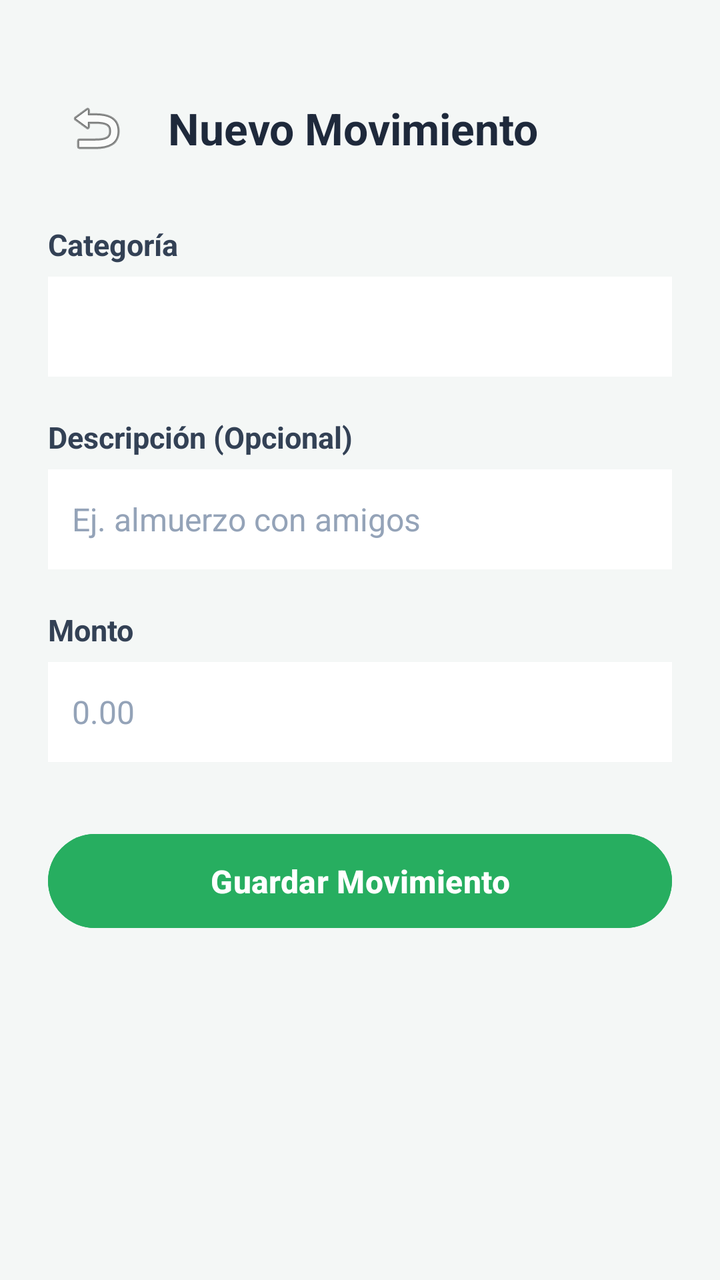
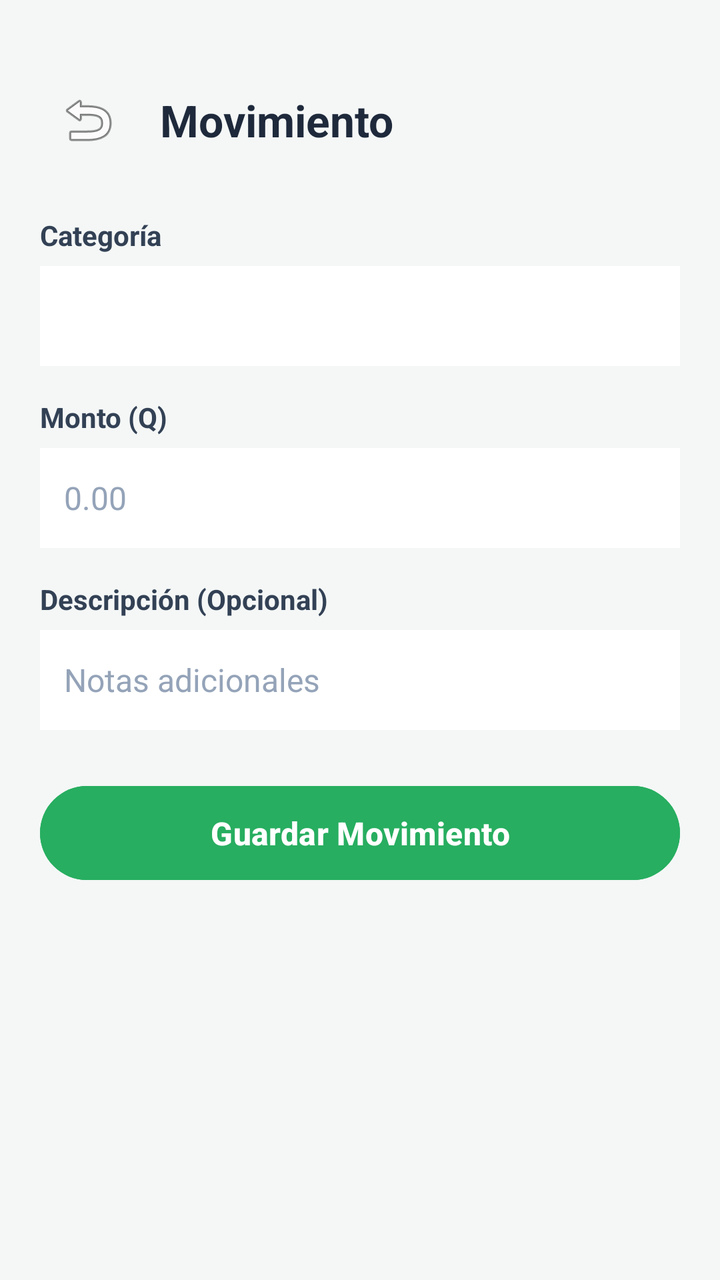

The first picture is an Android layout as it rendered before a commit; the second is the same layout after the commit. The layout source and the unified diff follow.
<!-- AndroidManifest.xml: application theme Theme.AppFinanzas -->
<!-- res/layout/activity_formulario_movimiento.xml -->
<?xml version="1.0" encoding="utf-8"?>
<LinearLayout xmlns:android="http://schemas.android.com/apk/res/android"
    android:layout_width="match_parent"
    android:layout_height="match_parent"
    android:orientation="vertical"
    android:padding="24dp"
    android:background="#F4F7F6">

    
    <LinearLayout
        android:layout_width="match_parent"
        android:layout_height="wrap_content"
        android:orientation="horizontal"
        android:gravity="center_vertical"
        android:layout_marginBottom="24dp"
        android:layout_marginTop="16dp">

        <ImageButton
            android:id="@+id/btnRegresar"
            android:layout_width="48dp"
            android:layout_height="48dp"
            android:background="?attr/selectableItemBackgroundBorderless"
            android:src="@android:drawable/ic_menu_revert"
            android:contentDescription="Regresar" />

        <TextView
            android:id="@+id/tvTituloFormulario"
            android:layout_width="wrap_content"
            android:layout_height="wrap_content"
            android:text="Nuevo Movimiento"
            android:textSize="22sp"
            android:textStyle="bold"
            android:textColor="#1E293B"
            android:layout_marginStart="12dp"/>
    </LinearLayout>

    
    <TextView
        android:layout_width="wrap_content"
        android:layout_height="wrap_content"
        android:text="Categoría"
        android:textSize="15sp"
        android:textStyle="bold"
        android:textColor="#334155"
        android:layout_marginBottom="6dp"/>

    <Spinner
        android:id="@+id/spinnerCategoria"
        android:layout_width="match_parent"
        android:layout_height="50dp"
        android:background="#FFFFFF"
        android:layout_marginBottom="20dp"/>

    
    <TextView
        android:layout_width="wrap_content"
        android:layout_height="wrap_content"
        android:text="Descripción (Opcional)"
        android:textSize="15sp"
        android:textStyle="bold"
        android:textColor="#334155"
        android:layout_marginBottom="6dp"/>

    <EditText
        android:id="@+id/etConcepto"
        android:layout_width="match_parent"
        android:layout_height="50dp"
        android:background="#FFFFFF"
        android:paddingHorizontal="12dp"
        android:hint="Ej. almuerzo con amigos"
        android:textColor="#1E293B"
        android:textColorHint="#94A3B8"
        android:textSize="16sp"
        android:layout_marginBottom="20dp"/>

    
    <TextView
        android:layout_width="wrap_content"
        android:layout_height="wrap_content"
        android:text="Monto"
        android:textSize="15sp"
        android:textStyle="bold"
        android:textColor="#334155"
        android:layout_marginBottom="6dp"/>

    <EditText
        android:id="@+id/etMonto"
        android:layout_width="match_parent"
        android:layout_height="50dp"
        android:background="#FFFFFF"
        android:paddingHorizontal="12dp"
        android:hint="0.00"
        android:inputType="numberDecimal"
        android:textColor="#1E293B"
        android:textColorHint="#94A3B8"
        android:textSize="16sp"
        android:layout_marginBottom="32dp"/>

    <Button
        android:id="@+id/btnGuardar"
        android:layout_width="match_parent"
        android:layout_height="55dp"
        android:text="Guardar Movimiento"
        android:backgroundTint="#27AE60"
        android:textColor="#FFFFFF"
        android:textSize="16sp"
        android:textStyle="bold"/>
</LinearLayout>
<!-- resources referenced by this layout -->
<resources>
  <style name="Theme.AppFinanzas" parent="Base.Theme.AppFinanzas" />
  <style name="Base.Theme.AppFinanzas" parent="Theme.Material3.DayNight.NoActionBar">
          
          
      </style>
</resources>

<!-- the commit's change to res/layout/activity_formulario_movimiento.xml (unified diff, before → after) -->
@@ -3,7 +3,7 @@
     android:layout_width="match_parent"
     android:layout_height="match_parent"
     android:orientation="vertical"
-    android:padding="24dp"
+    android:padding="20dp"
     android:background="#F4F7F6">
 
     
@@ -16,7 +16,7 @@
         android:layout_marginTop="16dp">
 
         <ImageButton
-            android:id="@+id/btnRegresar"
+            android:id="@+id/btnRegresarFormulario"
             android:layout_width="48dp"
             android:layout_height="48dp"
             android:background="?attr/selectableItemBackgroundBorderless"
@@ -27,7 +27,7 @@
             android:id="@+id/tvTituloFormulario"
             android:layout_width="wrap_content"
             android:layout_height="wrap_content"
-            android:text="Nuevo Movimiento"
+            android:text="Movimiento"
             android:textSize="22sp"
             android:textStyle="bold"
             android:textColor="#1E293B"
@@ -39,7 +39,7 @@
         android:layout_width="wrap_content"
         android:layout_height="wrap_content"
         android:text="Categoría"
-        android:textSize="15sp"
+        android:textSize="14sp"
         android:textStyle="bold"
         android:textColor="#334155"
         android:layout_marginBottom="6dp"/>
@@ -49,36 +49,14 @@
         android:layout_width="match_parent"
         android:layout_height="50dp"
         android:background="#FFFFFF"
-        android:layout_marginBottom="20dp"/>
+        android:layout_marginBottom="16dp"/>
 
     
     <TextView
         android:layout_width="wrap_content"
         android:layout_height="wrap_content"
-        android:text="Descripción (Opcional)"
-        android:textSize="15sp"
-        android:textStyle="bold"
-        android:textColor="#334155"
-        android:layout_marginBottom="6dp"/>
-
-    <EditText
-        android:id="@+id/etConcepto"
-        android:layout_width="match_parent"
-        android:layout_height="50dp"
-        android:background="#FFFFFF"
-        android:paddingHorizontal="12dp"
-        android:hint="Ej. almuerzo con amigos"
-        android:textColor="#1E293B"
-        android:textColorHint="#94A3B8"
-        android:textSize="16sp"
-        android:layout_marginBottom="20dp"/>
-
-    
-    <TextView
-        android:layout_width="wrap_content"
-        android:layout_height="wrap_content"
-        android:text="Monto"
-        android:textSize="15sp"
+        android:text="Monto (Q)"
+        android:textSize="14sp"
         android:textStyle="bold"
         android:textColor="#334155"
         android:layout_marginBottom="6dp"/>
@@ -90,19 +68,44 @@
         android:background="#FFFFFF"
         android:paddingHorizontal="12dp"
         android:hint="0.00"
+        android:textColor="#1E293B"
+        android:textColorHint="#94A3B8"
         android:inputType="numberDecimal"
+        android:textSize="16sp"
+        android:layout_marginBottom="16dp"/>
+
+    
+    <TextView
+        android:layout_width="wrap_content"
+        android:layout_height="wrap_content"
+        android:text="Descripción (Opcional)"
+        android:textSize="14sp"
+        android:textStyle="bold"
+        android:textColor="#334155"
+        android:layout_marginBottom="6dp"/>
+
+    <EditText
+        android:id="@+id/etDescripcion"
+        android:layout_width="match_parent"
+        android:layout_height="50dp"
+        android:background="#FFFFFF"
+        android:paddingHorizontal="12dp"
+        android:hint="Notas adicionales"
         android:textColor="#1E293B"
         android:textColorHint="#94A3B8"
         android:textSize="16sp"
-        android:layout_marginBottom="32dp"/>
+        android:layout_marginBottom="24dp"/>
 
+    
     <Button
-        android:id="@+id/btnGuardar"
+        android:id="@+id/btnGuardarMovimiento"
         android:layout_width="match_parent"
         android:layout_height="55dp"
+        android:backgroundTint="#27AE60"
         android:text="Guardar Movimiento"
-        android:backgroundTint="#27AE60"
         android:textColor="#FFFFFF"
         android:textSize="16sp"
-        android:textStyle="bold"/>
+        android:textStyle="bold"
+        android:layout_marginBottom="12dp"/>
+
 </LinearLayout>
